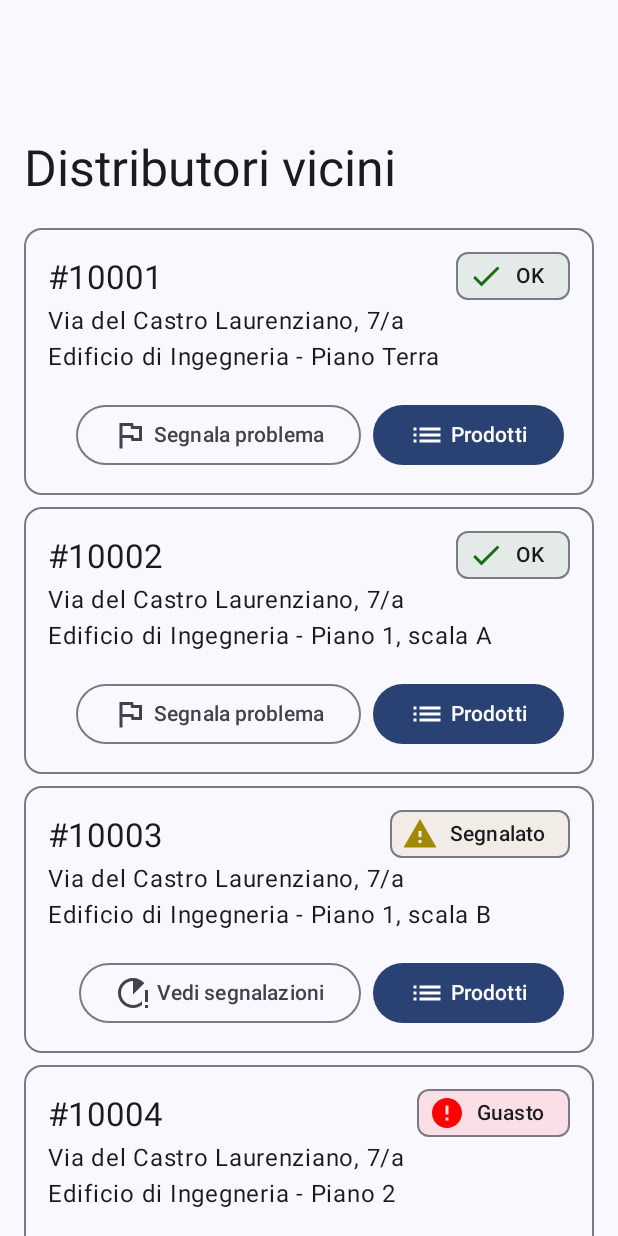
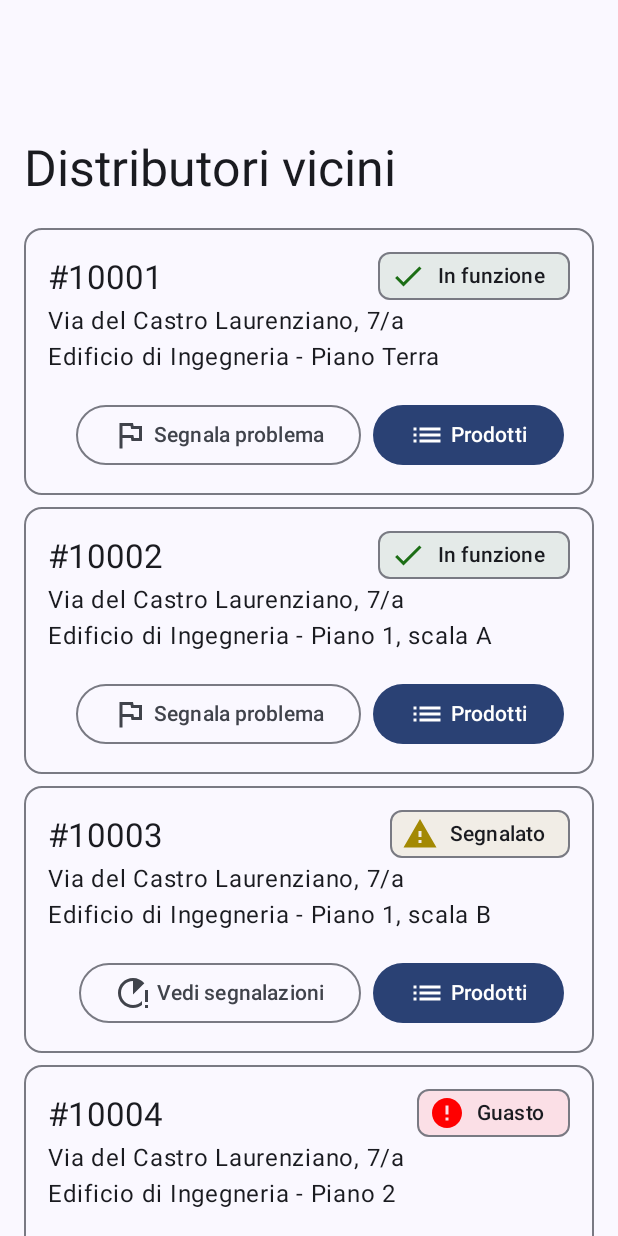
Before and after one commit to simonesestito/BittaApp, an Android app built with Jetpack Compose: the screen it shows after launch (MainActivity), on a phone screen of 412 x 824 dp. Run offline under Robolectric (Android 15) with nearby library versions, the phone set to English and light mode, and no system bars; our stand-ins replace accompanist, livedata-compose.

Commit message:
Update APK

```diff
--- a/BittaApp/app/src/main/res/values/strings.xml
+++ b/BittaApp/app/src/main/res/values/strings.xml
@@ -4,7 +4,7 @@
     <string name="dispensers_loading_indicator">Ricerca di distributori vicini…</string>
     <string name="dispenser_show_products_button_label">Prodotti</string>
     <string name="dispenser_report_issue_button_label">Segnala problema</string>
-    <string name="dispenser_working_status_ok">OK</string>
+    <string name="dispenser_working_status_ok">In funzione</string>
     <string name="dispenser_working_status_with_reports">Segnalato</string>
     <string name="dispenser_working_status_not_working">Guasto</string>
     <string name="dispenser_see_issues_button_label">Vedi segnalazioni</string>
```
Also changed, not shown: 1 other file.
